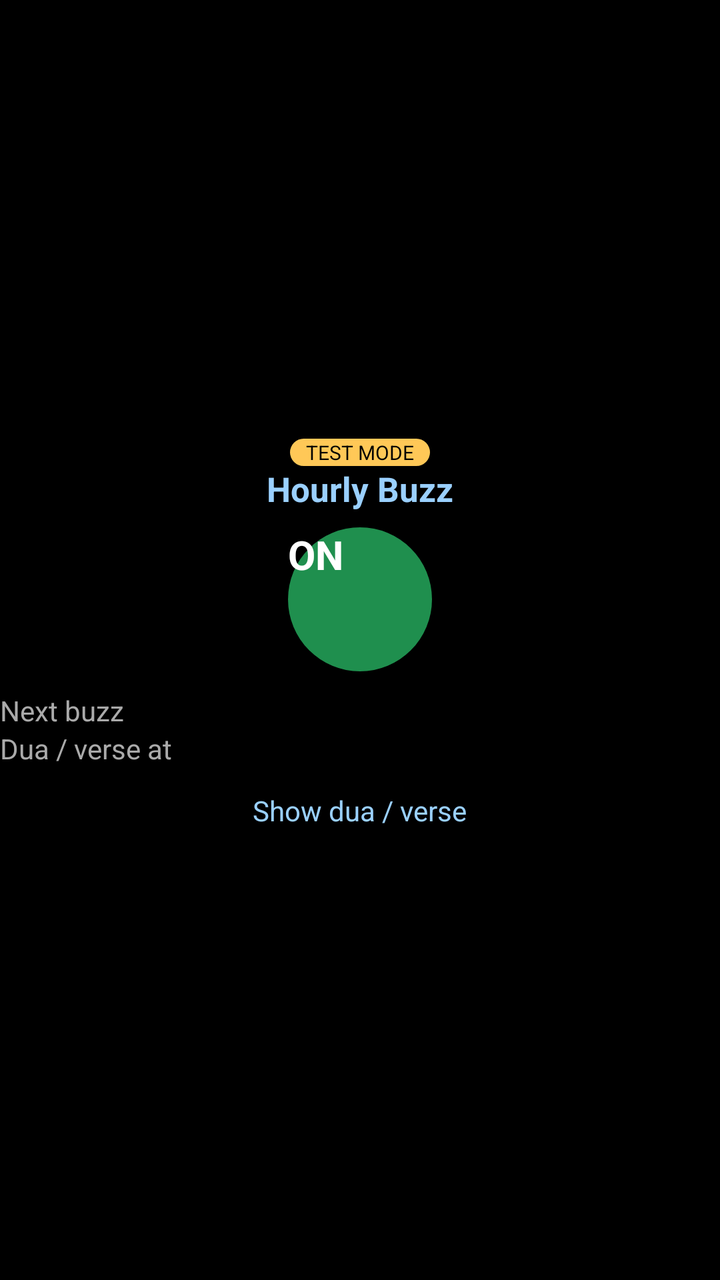
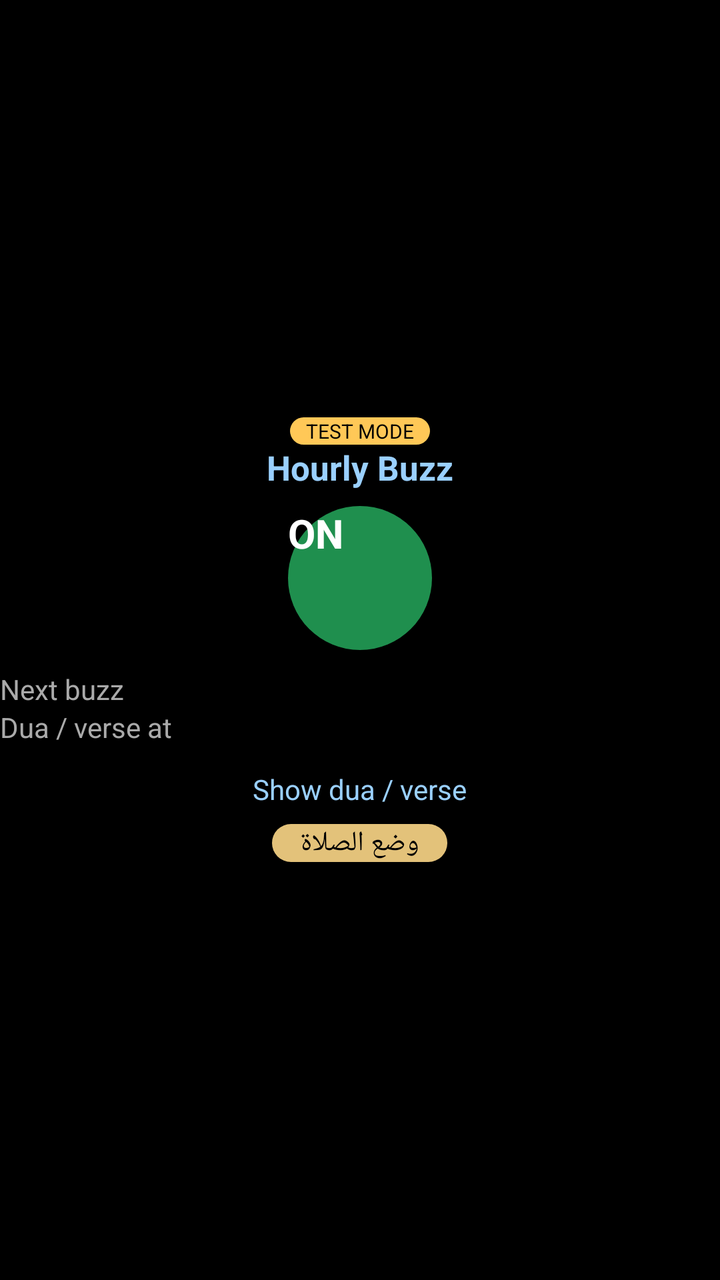

The first picture is an Android layout as it rendered before a commit; the second is the same layout after the commit. The layout source and the unified diff follow.
<!-- AndroidManifest.xml: application theme android:Theme.DeviceDefault -->
<!-- res/layout/activity_main.xml -->
<?xml version="1.0" encoding="utf-8"?>
<ScrollView xmlns:android="http://schemas.android.com/apk/res/android"
    android:layout_width="match_parent"
    android:layout_height="match_parent"
    android:background="#000000"
    android:fillViewport="true"
    android:scrollbars="none">

    <LinearLayout
        android:id="@+id/content"
        android:layout_width="match_parent"
        android:layout_height="wrap_content"
        android:gravity="center"
        android:orientation="vertical">

        <TextView
            android:id="@+id/test_badge"
            android:layout_width="wrap_content"
            android:layout_height="wrap_content"
            android:background="@drawable/badge"
            android:paddingHorizontal="8dp"
            android:text="@string/test_mode"
            android:textColor="#000000"
            android:textSize="10sp" />

        <TextView
            android:layout_width="wrap_content"
            android:layout_height="wrap_content"
            android:layout_marginBottom="8dp"
            android:text="@string/app_name"
            android:textColor="#9AD0FF"
            android:textSize="17sp"
            android:textStyle="bold" />

        <Button
            android:id="@+id/toggle"
            android:layout_width="72dp"
            android:layout_height="72dp"
            android:background="@drawable/toggle_on"
            android:text="@string/on"
            android:textColor="#FFFFFF"
            android:textSize="20sp"
            android:textStyle="bold" />

        <LinearLayout
            android:layout_width="match_parent"
            android:layout_height="wrap_content"
            android:layout_marginTop="10dp"
            android:orientation="horizontal">

            <TextView
                android:layout_width="0dp"
                android:layout_height="wrap_content"
                android:layout_weight="1"
                android:text="@string/next_buzz"
                android:textColor="#AAAAAA"
                android:textSize="14sp" />

            <TextView
                android:id="@+id/next_buzz"
                android:layout_width="wrap_content"
                android:layout_height="wrap_content"
                android:textColor="#FFFFFF"
                android:textSize="14sp" />
        </LinearLayout>

        <LinearLayout
            android:layout_width="match_parent"
            android:layout_height="wrap_content"
            android:orientation="horizontal">

            <TextView
                android:layout_width="0dp"
                android:layout_height="wrap_content"
                android:layout_weight="1"
                android:text="@string/next_card"
                android:textColor="#AAAAAA"
                android:textSize="14sp" />

            <TextView
                android:id="@+id/next_card"
                android:layout_width="wrap_content"
                android:layout_height="wrap_content"
                android:textColor="#FFFFFF"
                android:textSize="14sp" />
        </LinearLayout>

        <TextView
            android:id="@+id/show_card"
            android:layout_width="wrap_content"
            android:layout_height="wrap_content"
            android:layout_marginTop="6dp"
            android:background="?android:attr/selectableItemBackground"
            android:padding="6dp"
            android:text="@string/show_card"
            android:textColor="#9AD0FF"
            android:textSize="14sp" />

        <TextView
            android:id="@+id/warning"
            android:layout_width="match_parent"
            android:layout_height="wrap_content"
            android:layout_marginTop="4dp"
            android:background="@drawable/warning"
            android:gravity="center"
            android:padding="6dp"
            android:textColor="#000000"
            android:textSize="12sp"
            android:visibility="gone" />
    </LinearLayout>
</ScrollView>
<!-- resources referenced by this layout -->
<resources>
  <!-- drawable badge (drawable) -->
  <?xml version="1.0" encoding="utf-8"?>
  <shape xmlns:android="http://schemas.android.com/apk/res/android" android:shape="rectangle">
      <solid android:color="#FFC857" />
      <corners android:radius="8dp" />
  </shape>
  <!-- drawable toggle_on (drawable) -->
  <?xml version="1.0" encoding="utf-8"?>
  <shape xmlns:android="http://schemas.android.com/apk/res/android" android:shape="oval">
      <solid android:color="#1F8F4E" />
      
  </shape>
  <!-- drawable warning (drawable) -->
  <?xml version="1.0" encoding="utf-8"?>
  <shape xmlns:android="http://schemas.android.com/apk/res/android" android:shape="rectangle">
      <solid android:color="#FFC857" />
      <corners android:radius="10dp" />
  </shape>
  <string name="app_name">Hourly Buzz</string>
  <string name="next_buzz">Next buzz</string>
  <string name="next_card">Dua / verse at</string>
  <string name="on">ON</string>
  <string name="show_card">Show dua / verse</string>
  <string name="test_mode">TEST MODE</string>
</resources>

<!-- the commit's change to res/layout/activity_main.xml (unified diff, before → after) -->
@@ -96,6 +96,17 @@
             android:textColor="#9AD0FF"
             android:textSize="14sp" />
 
+        <Button
+            android:id="@+id/prayer_mode"
+            android:layout_width="wrap_content"
+            android:layout_height="wrap_content"
+            android:layout_marginTop="2dp"
+            android:background="@drawable/pill"
+            android:paddingHorizontal="14dp"
+            android:text="@string/prayer_mode"
+            android:textColor="#000000"
+            android:textSize="14sp" />
+
         <TextView
             android:id="@+id/warning"
             android:layout_width="match_parent"
<!-- resource entries referenced after the edit -->
@@ -5,6 +5,12 @@
   <shape xmlns:android="http://schemas.android.com/apk/res/android" android:shape="rectangle">
       <solid android:color="#FFC857" />
       <corners android:radius="8dp" />
+  </shape>
+  <!-- drawable pill (drawable) -->
+  <?xml version="1.0" encoding="utf-8"?>
+  <shape xmlns:android="http://schemas.android.com/apk/res/android" android:shape="rectangle">
+      <solid android:color="#E3C27A" />
+      <corners android:radius="20dp" />
   </shape>
   <!-- drawable toggle_on (drawable) -->
   <?xml version="1.0" encoding="utf-8"?>
@@ -22,6 +28,7 @@
   <string name="next_buzz">Next buzz</string>
   <string name="next_card">Dua / verse at</string>
   <string name="on">ON</string>
+  <string name="prayer_mode">وضع الصلاة</string>
   <string name="show_card">Show dua / verse</string>
   <string name="test_mode">TEST MODE</string>
 </resources>
